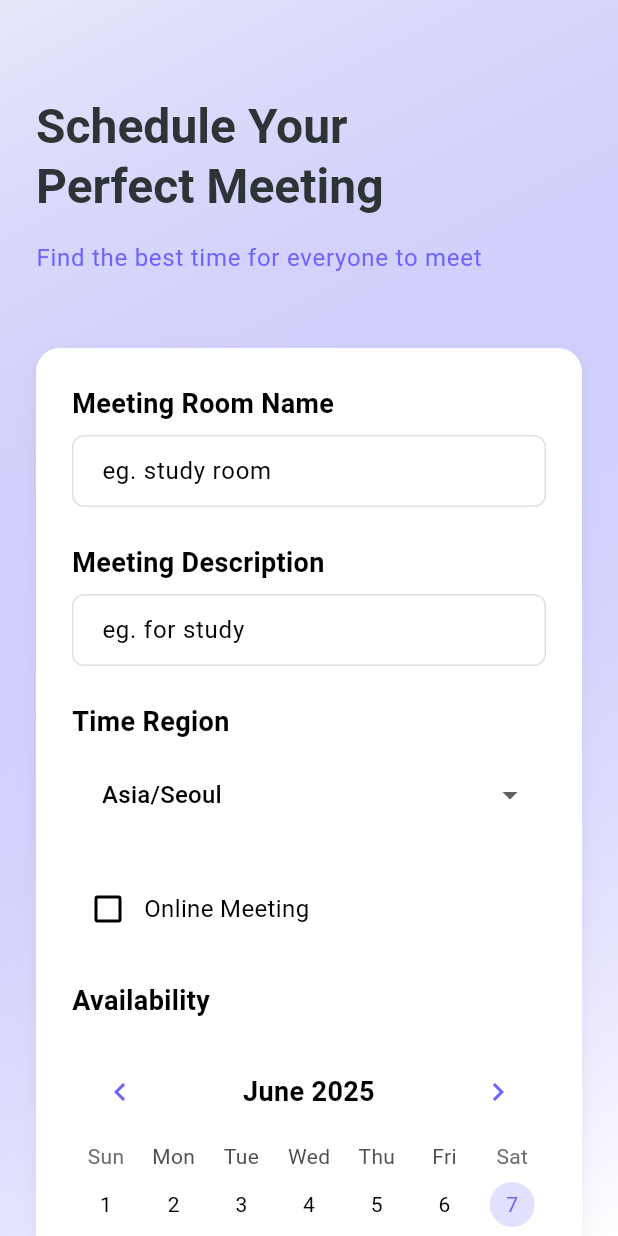
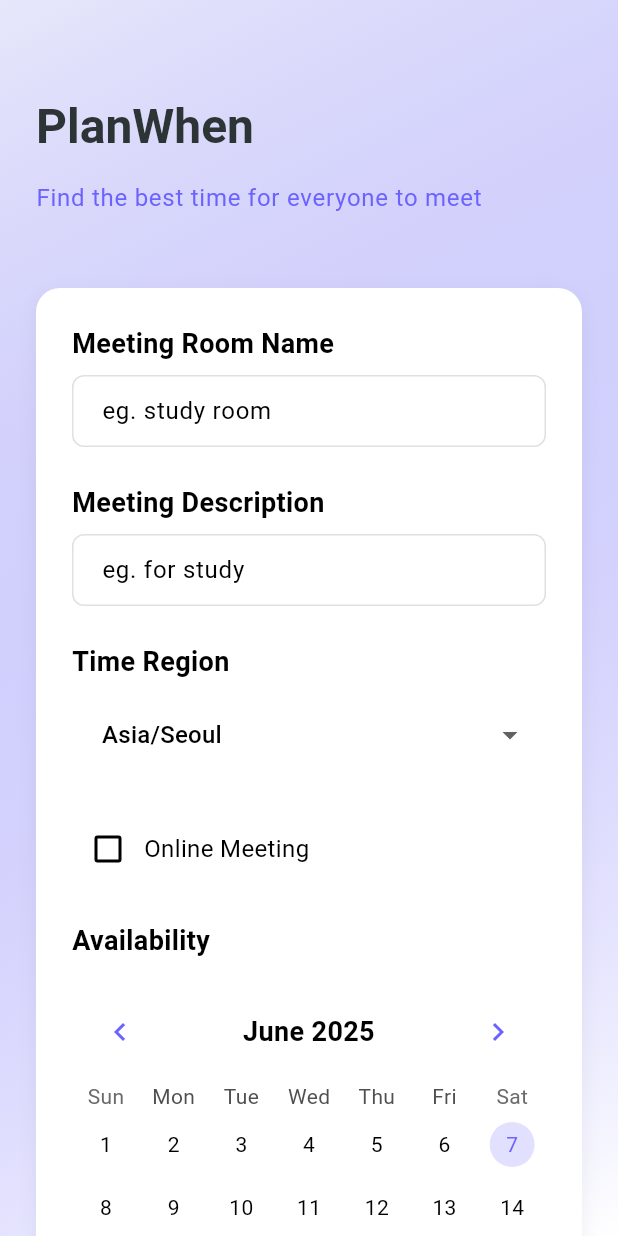
Before and after one commit to hhe5361/modified-when2meet-flutter, a Flutter app: the screen it shows after launch, on a phone screen of 412 x 824 dp. Run offline on Flutter 3.47's test engine with Material 3 defaults, Android fonts, the phone set to English and light mode, and no system bars; drawn by our look-alikes of table_calendar; our stand-ins replace go_router; accounts and stored records are empty.

Commit message:
fix : service name

```diff
--- a/lib/view/pages/home_screen.dart
+++ b/lib/view/pages/home_screen.dart
@@ -27,7 +27,7 @@ class HomeScreen extends StatelessWidget {
                 children: [
                   const SizedBox(height: 40),
                   Text(
-                    'Schedule Your\nPerfect Meeting',
+                    'PlanWhen',
                     style: Theme.of(context).textTheme.headlineLarge,
                   ),
                   const SizedBox(height: 16),
--- a/lib/view/pages/room_detail_screen.dart
+++ b/lib/view/pages/room_detail_screen.dart
@@ -72,7 +72,7 @@ class _RoomDetailScreenState extends State<RoomDetailScreen> {
       appBar: AppBar(
         title: GestureDetector(
           onTap: () => context.go('/'),
-          child: const Text('When2Meet'),
+          child: const Text('PlanWhen'),
         ),
         centerTitle: false,
         actions: [
```
